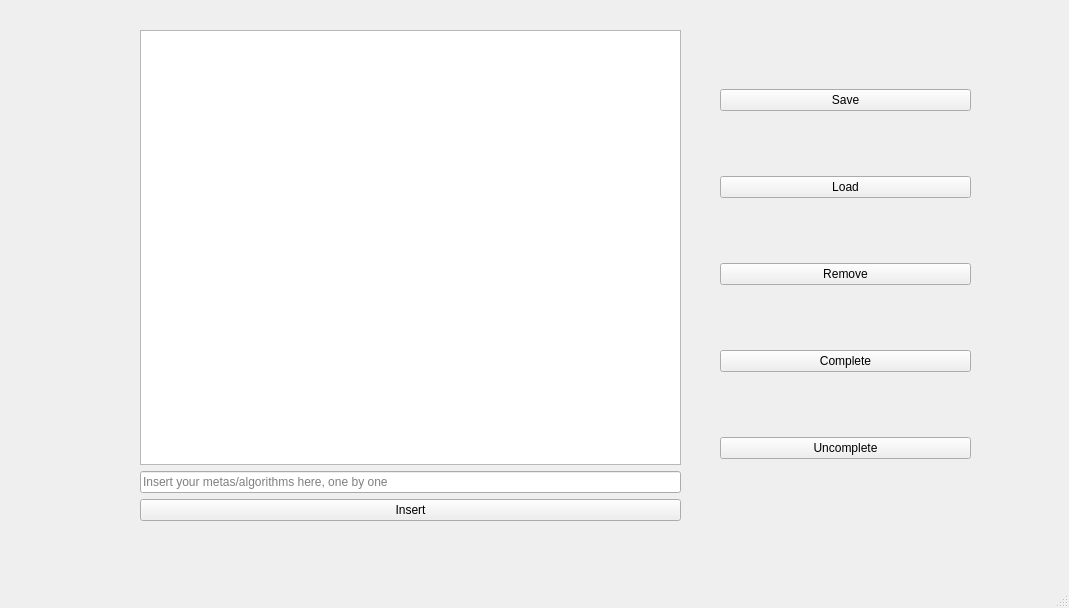
This is mainwindow.ui in AProject22/MeAM as Qt 5 draws it before an edit. The edited form follows.
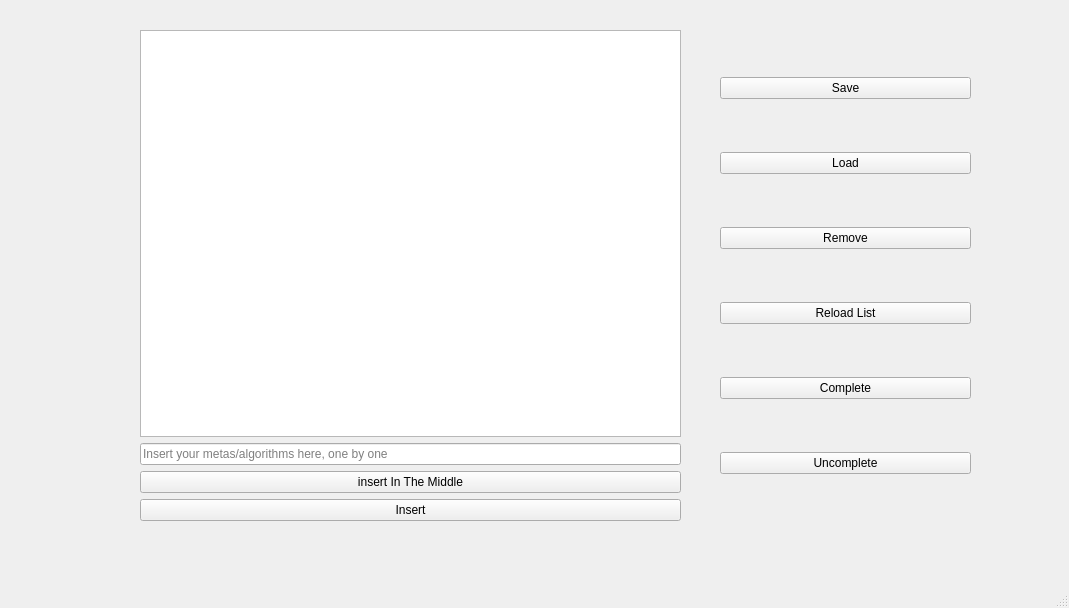
This is the edited form.

Commit message: added a insert in the middle option for meta insertions

```diff
--- a/mainwindow.ui
+++ b/mainwindow.ui
@@ -44,6 +44,13 @@
        </property>
       </widget>
      </item>
+     <item>
+      <widget class="QPushButton" name="insertInTheMiddle">
+       <property name="text">
+        <string>insert In The Middle</string>
+       </property>
+      </widget>
+     </item>
      <item>
       <widget class="QPushButton" name="InsertBTM">
        <property name="text">
@@ -84,6 +91,13 @@
        </property>
       </widget>
      </item>
+     <item>
+      <widget class="QPushButton" name="reloadList">
+       <property name="text">
+        <string>Reload List</string>
+       </property>
+      </widget>
+     </item>
      <item>
       <widget class="QPushButton" name="completeBTM">
        <property name="text">
```
The commit also changes 2 other files.
